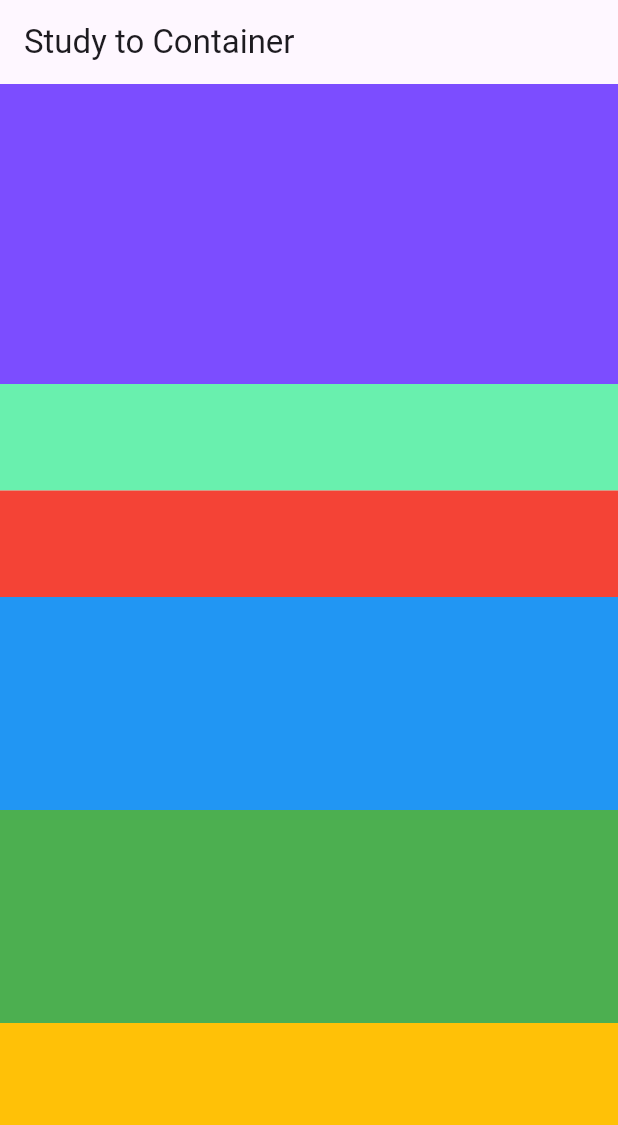
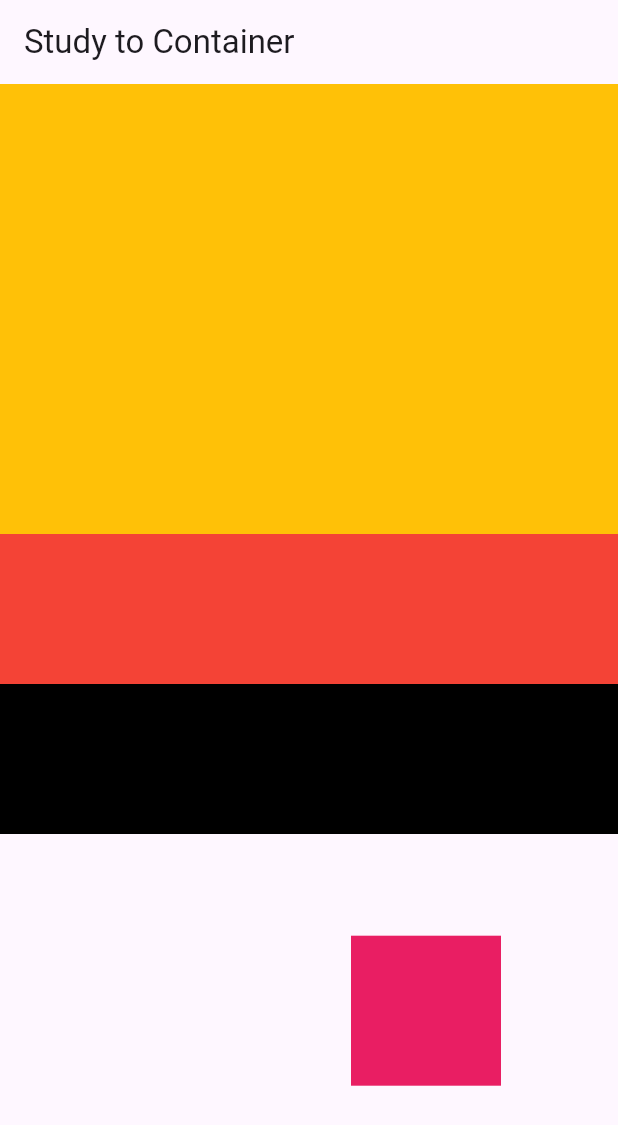
Before and after one commit to stufit/flutter_fastcam, a Flutter app: the screen it shows after launch, on a phone screen of 412 x 824 dp. Shown: the top 1125 px of the screen. Run offline on Flutter 3.47's test engine with Material 3 defaults, Android fonts, the phone set to English and light mode, and no system bars.

Commit message:
Widget을 겹겹히 쌓아 올리기

```diff
--- a/lib/main.dart
+++ b/lib/main.dart
@@ -16,42 +16,40 @@ class Bodys extends StatelessWidget {
 
   @override
   Widget build(BuildContext context) {
-    return Column(
+    return Stack(
       children: [
         Container(
-          width: double.infinity,
-          height: 200,
-          color: Colors.deepPurpleAccent,
+          width: 500,
+          height: 500,
+          color: Colors.black,
         ),
-        Expanded(
+        Container(
+          width: 500,
+          height: 400,
+          color: Colors.red,
+        ),
+        Container(
+          width: 500,
+          height: 300,
+          color: Colors.amber,
+        ),
+        // Positioned(
+        //   bottom: 5,
+        //   right: 30,
+        //   child: Container(
+        //     width: 200,
+        //     height: 200,
+        //     color: Colors.greenAccent,
+        //   ),
+        // ),
+        Align(
+          alignment: Alignment(0.5,0.7),
           child: Container(
-            color: Colors.greenAccent,
+            width: 100,
+            height: 100,
+            color: Colors.pink,
           ),
-        ),
-        Flexible(
-          flex: 1,
-          child: Container(
-            color: Colors.red,
-          ),
-        ),
-        Flexible(
-          flex: 2,
-          child: Container(
-            color: Colors.blue,
-          ),
-        ),
-        Flexible(
-          flex: 2,
-          child: Container(
-            color: Colors.green,
-          ),
-        ),
-        Flexible(
-          flex: 2,
-          child: Container(
-            color: Colors.amber,
-          ),
-        ),
+        )
       ],
     );
   }
```
